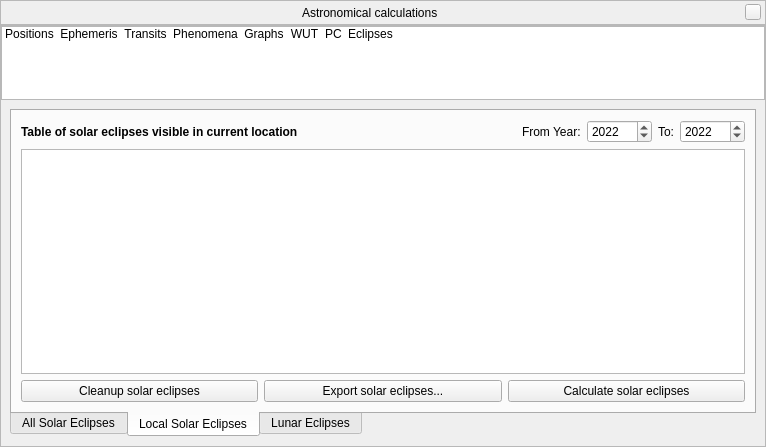
The window that src/gui/astroCalcDialog.ui (Stellarium/stellarium) describes before a commit, drawn with Qt 5.
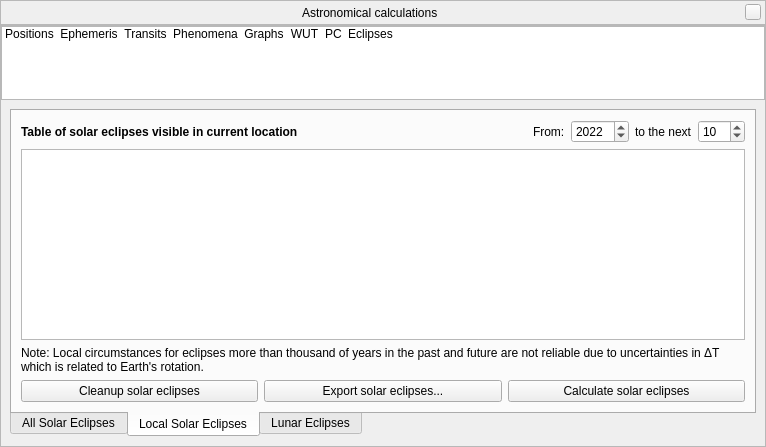
The same window after the commit. The open tabs and pages were chosen to show the change. Icons and pictures are not drawn. Custom widgets are drawn as their Qt base class.

Commit message: change of year limits, notes about deltaT

```diff
--- a/src/gui/astroCalcDialog.ui
+++ b/src/gui/astroCalcDialog.ui
@@ -2661,17 +2661,17 @@
                   <item>
                    <widget class="QLabel" name="solareclipselocalFromLabel">
                     <property name="text">
-                     <string>From Year:</string>
+                     <string>From:</string>
                     </property>
                    </widget>
                   </item>
                   <item>
                    <widget class="QSpinBox" name="solareclipselocalFromYearSpinBox">
                     <property name="maximum">
-                     <number>17000</number>
+                     <number>9999</number>
                     </property>
                     <property name="minimum">
-                     <number>-13000</number>
+                     <number>-9999</number>
                     </property>
                     <property name="value">
                      <number>2022</number>
@@ -2685,20 +2685,20 @@
                   <item>
                    <widget class="QLabel" name="solareclipselocalToLabel">
                     <property name="text">
-                     <string>To:</string>
+                     <string>to the next</string>
                     </property>
                    </widget>
                   </item>
                   <item>
                    <widget class="QSpinBox" name="solareclipselocalToYearSpinBox">
                     <property name="maximum">
-                     <number>17000</number>
+                     <number>500</number>
                     </property>
                     <property name="minimum">
-                     <number>-13000</number>
+                     <number>2</number>
                     </property>
                     <property name="value">
-                     <number>2022</number>
+                     <number>10</number>
                     </property>
                    </widget>
                   </item>
@@ -2706,6 +2706,16 @@
                 </item>
                </layout>
               </item>
+              <item row="3" column="0">
+               <widget class="QLabel" name="UncertaintiesNoteLabel">
+                <property name="text">
+                 <string>Note: Local circumstances for eclipses more than thousand of years in the past and future are not reliable due to uncertainties in ΔT which is related to Earth's rotation.</string>
+                </property>
+                <property name="wordWrap">
+                 <bool>true</bool>
+                </property>
+               </widget>
+              </item>
              </layout>
             </widget>
             <widget class="QWidget" name="tabLunarEclipse">
```
Left out of the diff: 44 changed lines with no effect on the pictures. The commit also changes 1 other file.
